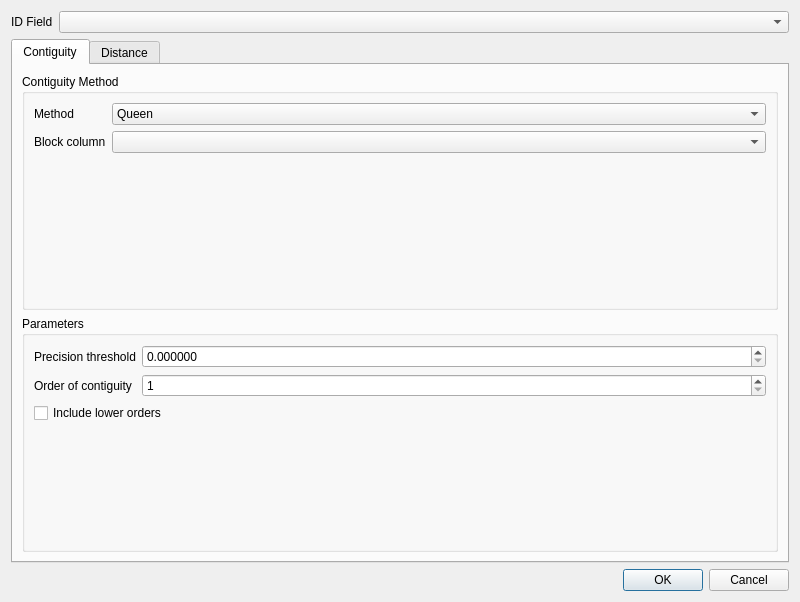
Before: the Qt Designer form forms/WeightsDialog.ui in dj-spatial/spatial_analysis, drawn with Qt 5.
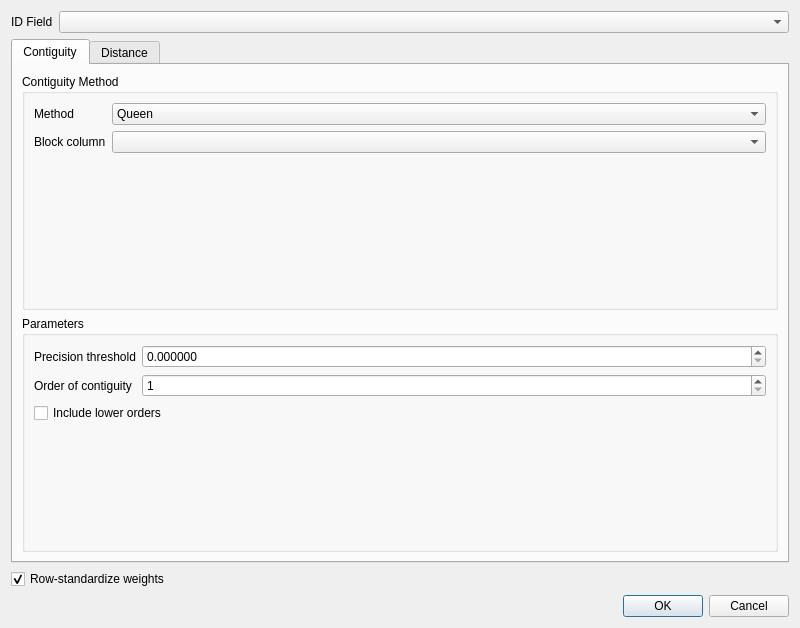
After: the same form once the commit is applied.

What changed in the file:
```diff
--- a/forms/WeightsDialog.ui
+++ b/forms/WeightsDialog.ui
@@ -524,6 +524,16 @@
      </widget>
     </widget>
    </item>
+  <item>
+   <widget class="QCheckBox" name="rowStdCheck">
+    <property name="text">
+     <string>Row-standardize weights</string>
+    </property>
+    <property name="checked">
+     <bool>true</bool>
+    </property>
+   </widget>
+  </item>
    <item>
     <widget class="QDialogButtonBox" name="buttonBox">
      <property name="standardButtons">
```
Lines whose indentation alone changed are shown as unchanged.
